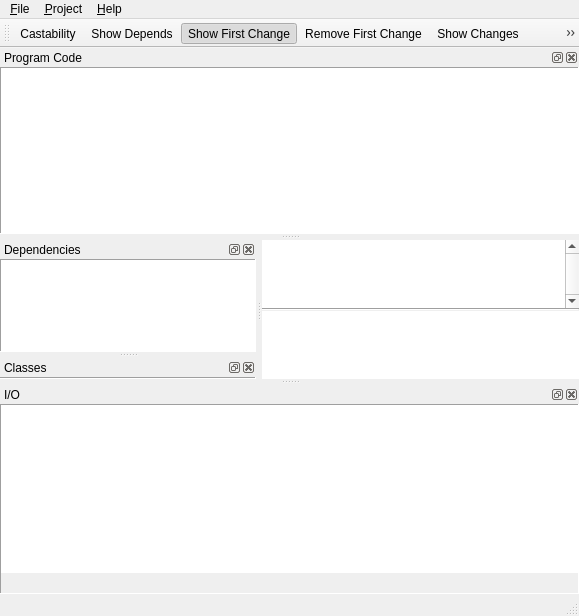
First picture: the form in src/Gui/MainWindow.ui, repository gavofyork/Martta, before the edit.
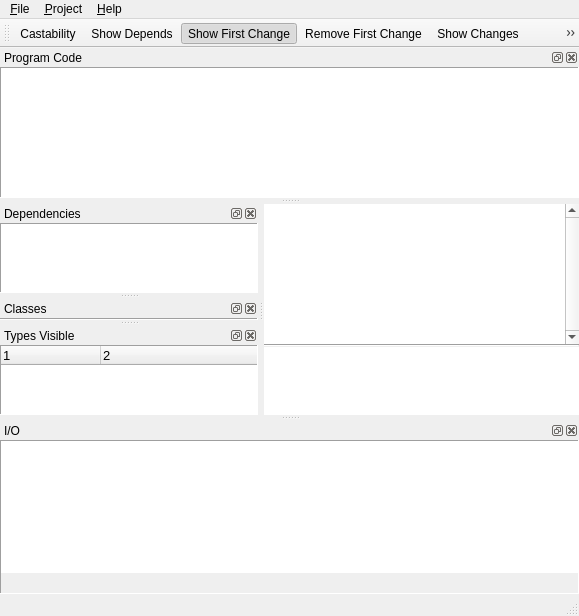
Second picture: the form after the edit. Custom widgets are drawn as their Qt base class.

The edit to the form file:
```diff
--- a/src/Gui/MainWindow.ui
+++ b/src/Gui/MainWindow.ui
@@ -23,14 +23,6 @@
    <set>QMainWindow::AllowNestedDocks|QMainWindow::AllowTabbedDocks|QMainWindow::AnimatedDocks</set>
   </property>
   <widget class="QWidget" name="centralwidget" >
-   <property name="geometry" >
-    <rect>
-     <x>262</x>
-     <y>247</y>
-     <width>317</width>
-     <height>125</height>
-    </rect>
-   </property>
    <layout class="QVBoxLayout" name="verticalLayout" >
     <property name="spacing" >
      <number>0</number>
@@ -66,8 +58,8 @@
         <rect>
          <x>0</x>
          <y>0</y>
-         <width>301</width>
-         <height>65</height>
+         <width>302</width>
+         <height>184</height>
         </rect>
        </property>
        <property name="sizePolicy" >
@@ -247,14 +239,6 @@
    </property>
   </widget>
   <widget class="QDockWidget" name="dockWidget" >
-   <property name="geometry" >
-    <rect>
-     <x>0</x>
-     <y>247</y>
-     <width>256</width>
-     <height>81</height>
-    </rect>
-   </property>
    <property name="windowTitle" >
     <string>Dependencies</string>
    </property>
@@ -262,14 +246,6 @@
     <number>1</number>
    </attribute>
    <widget class="QWidget" name="dockWidgetContents" >
-    <property name="geometry" >
-     <rect>
-      <x>0</x>
-      <y>22</y>
-      <width>256</width>
-      <height>59</height>
-     </rect>
-    </property>
     <layout class="QHBoxLayout" >
      <property name="spacing" >
       <number>0</number>
@@ -279,6 +255,11 @@
      </property>
      <item>
       <widget class="QTreeView" name="dependencies" >
+       <property name="font" >
+        <font>
+         <pointsize>10</pointsize>
+        </font>
+       </property>
        <property name="focusPolicy" >
         <enum>Qt::NoFocus</enum>
        </property>
@@ -309,14 +290,6 @@
    </widget>
   </widget>
   <widget class="QDockWidget" name="classesDock" >
-   <property name="geometry" >
-    <rect>
-     <x>0</x>
-     <y>334</y>
-     <width>256</width>
-     <height>38</height>
-    </rect>
-   </property>
    <property name="windowTitle" >
     <string>Classes</string>
    </property>
@@ -324,14 +297,6 @@
     <number>1</number>
    </attribute>
    <widget class="QWidget" name="dockWidgetContents_2" >
-    <property name="geometry" >
-     <rect>
-      <x>0</x>
-      <y>22</y>
-      <width>256</width>
-      <height>16</height>
-     </rect>
-    </property>
     <layout class="QHBoxLayout" >
      <property name="spacing" >
       <number>0</number>
@@ -435,14 +400,6 @@
    </widget>
   </widget>
   <widget class="QDockWidget" name="dockWidget_5" >
-   <property name="geometry" >
-    <rect>
-     <x>0</x>
-     <y>378</y>
-     <width>579</width>
-     <height>214</height>
-    </rect>
-   </property>
    <property name="windowTitle" >
     <string>I/O</string>
    </property>
@@ -450,14 +407,6 @@
     <number>8</number>
    </attribute>
    <widget class="QWidget" name="dockWidgetContents_6" >
-    <property name="geometry" >
-     <rect>
-      <x>0</x>
-      <y>22</y>
-      <width>579</width>
-      <height>192</height>
-     </rect>
-    </property>
     <layout class="QVBoxLayout" >
      <property name="spacing" >
       <number>0</number>
@@ -482,6 +431,11 @@
         </property>
         <item>
          <widget class="QTextBrowser" name="programOut" >
+          <property name="font" >
+           <font>
+            <pointsize>10</pointsize>
+           </font>
+          </property>
           <property name="frameShape" >
            <enum>QFrame::NoFrame</enum>
           </property>
@@ -503,15 +457,68 @@
     </layout>
    </widget>
   </widget>
+  <widget class="QDockWidget" name="dockWidget_9" >
+   <property name="windowTitle" >
+    <string>Types Visible</string>
+   </property>
+   <attribute name="dockWidgetArea" >
+    <number>1</number>
+   </attribute>
+   <widget class="QWidget" name="dockWidgetContents_9" >
+    <layout class="QVBoxLayout" >
+     <property name="spacing" >
+      <number>0</number>
+     </property>
+     <property name="margin" >
+      <number>0</number>
+     </property>
+     <item>
+      <widget class="QFrame" name="frame_3b" >
+       <property name="frameShape" >
+        <enum>QFrame::Panel</enum>
+       </property>
+       <property name="frameShadow" >
+        <enum>QFrame::Sunken</enum>
+       </property>
+       <layout class="QVBoxLayout" name="verticalLayout_2" >
+        <property name="margin" >
+         <number>0</number>
+        </property>
+        <item>
+         <widget class="QTreeWidget" name="typesVisible" >
+          <property name="font" >
+           <font>
+            <pointsize>10</pointsize>
+           </font>
+          </property>
+          <property name="frameShape" >
+           <enum>QFrame::NoFrame</enum>
+          </property>
+          <property name="headerHidden" >
+           <bool>false</bool>
+          </property>
+          <property name="columnCount" >
+           <number>2</number>
+          </property>
+          <column>
+           <property name="text" >
+            <string>1</string>
+           </property>
+          </column>
+          <column>
+           <property name="text" >
+            <string>2</string>
+           </property>
+          </column>
+         </widget>
+        </item>
+       </layout>
+      </widget>
+     </item>
+    </layout>
+   </widget>
+  </widget>
   <widget class="QDockWidget" name="dockWidget_6" >
-   <property name="geometry" >
-    <rect>
-     <x>0</x>
-     <y>51</y>
-     <width>579</width>
-     <height>190</height>
-    </rect>
-   </property>
    <property name="floating" >
     <bool>false</bool>
    </property>
@@ -522,14 +529,6 @@
     <number>4</number>
    </attribute>
    <widget class="QWidget" name="dockWidgetContents_7" >
-    <property name="geometry" >
-     <rect>
-      <x>0</x>
-      <y>22</y>
-      <width>579</width>
-      <height>168</height>
-     </rect>
-    </property>
     <layout class="QVBoxLayout" >
      <property name="spacing" >
       <number>0</number>
@@ -545,6 +544,11 @@
          <verstretch>3</verstretch>
         </sizepolicy>
        </property>
+       <property name="font" >
+        <font>
+         <pointsize>10</pointsize>
+        </font>
+       </property>
        <property name="frameShape" >
         <enum>QFrame::Panel</enum>
        </property>
```
Left out of the diff: 21 changed lines with no effect on the pictures.
